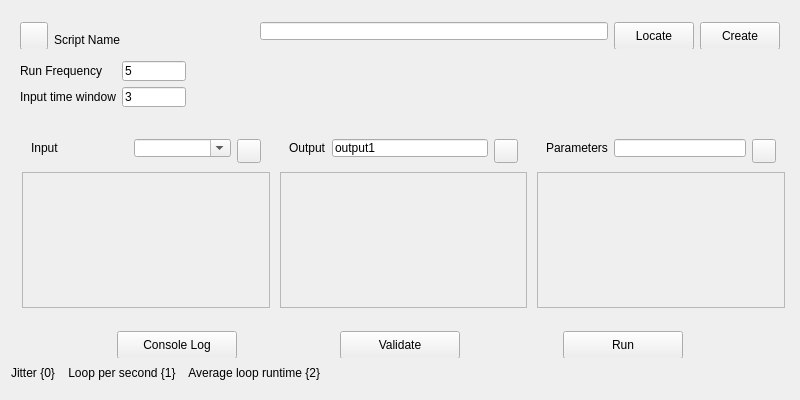
Above: rena/ui/ScriptingWidget.ui from PhysioLabXR/PhysioLabXR-Community before the change. Below: the same form after it.
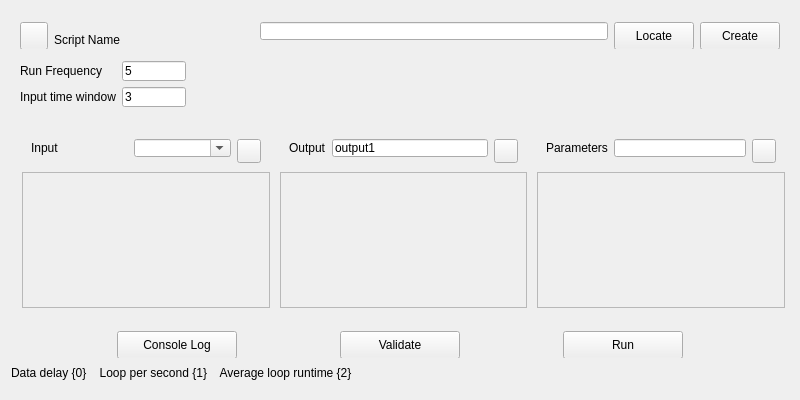
That is the form after the change.

The edit to the form file:
```diff
--- a/rena/ui/ScriptingWidget.ui
+++ b/rena/ui/ScriptingWidget.ui
@@ -585,7 +585,7 @@
       </size>
      </property>
      <property name="text">
-      <string>Jitter {0}    Loop per second {1}    Average loop runtime {2}</string>
+      <string>Data delay {0}    Loop per second {1}    Average loop runtime {2}</string>
      </property>
     </widget>
    </item>
```
